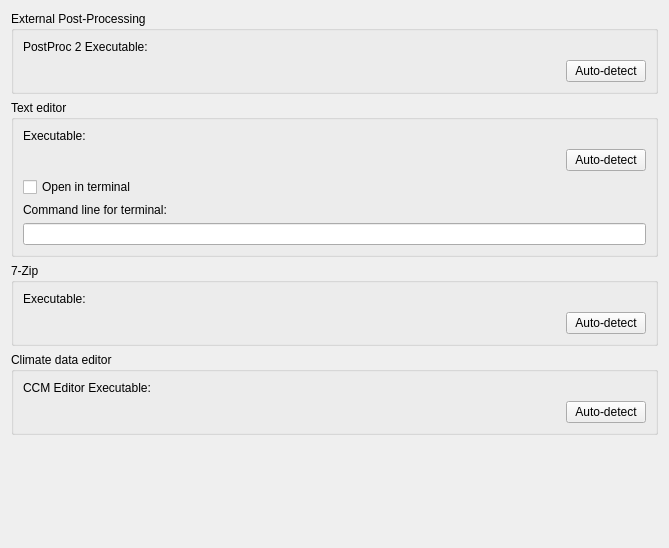
This is SIM-VICUS/src/SVPreferencesPageTools.ui in ghorwin/SIM-VICUS as Qt 5 draws it before an edit. The edited form follows.
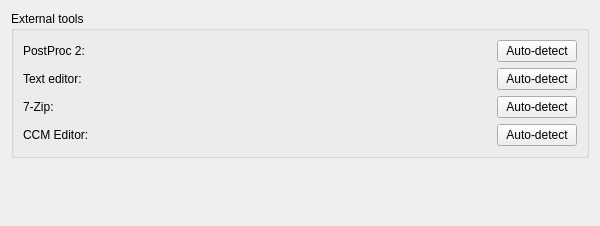
This is the edited form. Custom widgets are drawn as their Qt base class.

Commit message: Major refactoring of preferences dialog.

What changed in the file:
```diff
--- a/SIM-VICUS/src/SVPreferencesPageTools.ui
+++ b/SIM-VICUS/src/SVPreferencesPageTools.ui
@@ -6,25 +6,31 @@
    <rect>
     <x>0</x>
     <y>0</y>
-    <width>669</width>
-    <height>548</height>
+    <width>600</width>
+    <height>226</height>
    </rect>
   </property>
+  <property name="minimumSize">
+   <size>
+    <width>600</width>
+    <height>0</height>
+   </size>
+  </property>
   <layout class="QVBoxLayout" name="verticalLayout">
    <item>
     <widget class="QGroupBox" name="groupBox_2">
      <property name="title">
-      <string>External Post-Processing</string>
+      <string>External tools</string>
      </property>
-     <layout class="QGridLayout" name="gridLayout" columnstretch="1,0">
+     <layout class="QGridLayout" name="gridLayout" columnstretch="0,1,0">
       <item row="0" column="0">
        <widget class="QLabel" name="label_2">
         <property name="text">
-         <string>PostProc 2 Executable:</string>
+         <string>PostProc 2:</string>
         </property>
        </widget>
       </item>
-      <item row="1" column="0">
+      <item row="0" column="1">
        <widget class="QtExt::BrowseFilenameWidget" name="filepathPostProc" native="true">
         <property name="minimumSize">
          <size>
@@ -34,32 +40,21 @@
         </property>
        </widget>
       </item>
-      <item row="1" column="1">
+      <item row="0" column="2">
        <widget class="QPushButton" name="pushButtonAutoDetectPP2">
         <property name="text">
          <string>Auto-detect</string>
         </property>
        </widget>
       </item>
-     </layout>
-    </widget>
-   </item>
-   <item>
-    <widget class="QGroupBox" name="groupBox">
-     <property name="title">
-      <string>Text editor</string>
-     </property>
-     <layout class="QVBoxLayout" name="verticalLayout_2">
-      <item>
+      <item row="1" column="0">
        <widget class="QLabel" name="label">
         <property name="text">
-         <string>Executable:</string>
+         <string>Text editor:</string>
         </property>
        </widget>
       </item>
-      <item>
-       <layout class="QHBoxLayout" name="horizontalLayout" stretch="1,0">
-        <item>
+      <item row="1" column="1">
          <widget class="QtExt::BrowseFilenameWidget" name="filepathTextEditor" native="true">
           <property name="minimumSize">
            <size>
@@ -69,84 +64,41 @@
           </property>
          </widget>
         </item>
-        <item>
-         <widget class="QPushButton" name="pushButtonAutoDetectPP2_2">
+      <item row="1" column="2">
+       <widget class="QPushButton" name="pushButtonAutoDetectTextEditor">
           <property name="text">
            <string>Auto-detect</string>
           </property>
          </widget>
         </item>
-       </layout>
-      </item>
-      <item>
-       <widget class="QCheckBox" name="checkBoxUseTerminal">
-        <property name="text">
-         <string>Open in terminal</string>
-        </property>
-       </widget>
-      </item>
-      <item>
-       <widget class="QLabel" name="labelUseTerminal">
-        <property name="text">
-         <string>Command line for terminal:</string>
-        </property>
-       </widget>
-      </item>
-      <item>
-       <widget class="QLineEdit" name="lineEditTerminal"/>
-      </item>
-     </layout>
-    </widget>
-   </item>
-   <item>
-    <widget class="QGroupBox" name="groupBox7Zip">
-     <property name="title">
-      <string>7-Zip</string>
-     </property>
-     <layout class="QVBoxLayout" name="verticalLayout_4">
-      <item>
+      <item row="2" column="0">
        <widget class="QLabel" name="label_3">
         <property name="text">
-         <string>Executable:</string>
+         <string>7-Zip:</string>
         </property>
        </widget>
       </item>
-      <item>
-       <layout class="QHBoxLayout" name="horizontalLayout_2" stretch="1,0">
-        <item>
+      <item row="2" column="1">
          <widget class="QtExt::BrowseFilenameWidget" name="filePath7Zip" native="true"/>
         </item>
-        <item>
+      <item row="2" column="2">
          <widget class="QPushButton" name="pushButtonAutoDetect7zip">
           <property name="text">
            <string>Auto-detect</string>
           </property>
          </widget>
         </item>
-       </layout>
-      </item>
-     </layout>
-    </widget>
-   </item>
-   <item>
-    <widget class="QGroupBox" name="groupBoxCCMEditor">
-     <property name="title">
-      <string>Climate data editor</string>
-     </property>
-     <layout class="QVBoxLayout" name="verticalLayout_3">
-      <item>
+      <item row="3" column="0">
        <widget class="QLabel" name="label_4">
         <property name="text">
-         <string>CCM Editor Executable:</string>
+         <string>CCM Editor:</string>
         </property>
        </widget>
       </item>
-      <item>
-       <layout class="QHBoxLayout" name="horizontalLayout_3" stretch="1,0">
-        <item>
+      <item row="3" column="1">
          <widget class="QtExt::BrowseFilenameWidget" name="filePathCCMEditor" native="true"/>
         </item>
-        <item>
+      <item row="3" column="2">
          <widget class="QPushButton" name="pushButtonAutoDetectCCM">
           <property name="text">
            <string>Auto-detect</string>
@@ -154,8 +106,6 @@
          </widget>
         </item>
        </layout>
-      </item>
-     </layout>
     </widget>
    </item>
    <item>
```
Left out of the diff: 4 changed lines with no effect on the pictures. Lines whose indentation alone changed are shown as unchanged. The commit also changes 14 other files.
